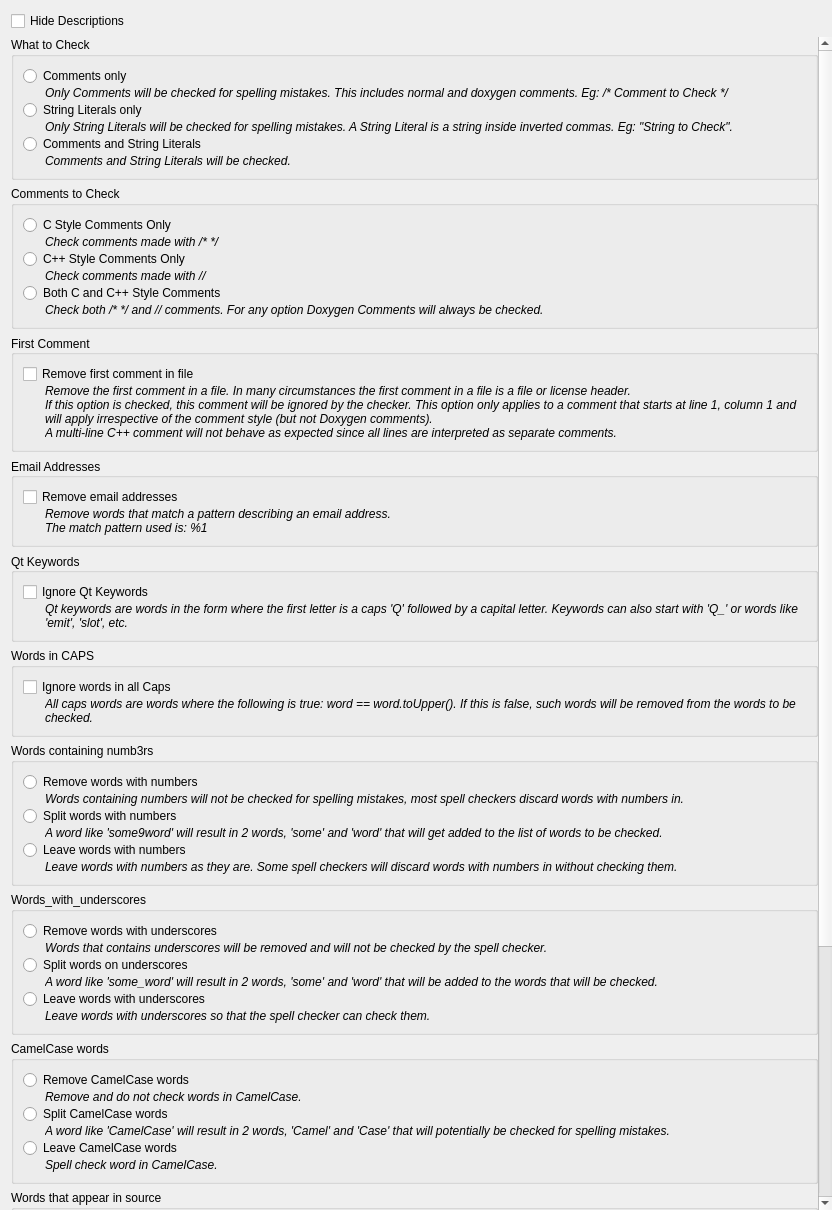
First picture: the form in src/Parsers/CppParser/cppparseroptionswidget.ui, repository CJCombrink/SpellChecker-Plugin, before the edit.
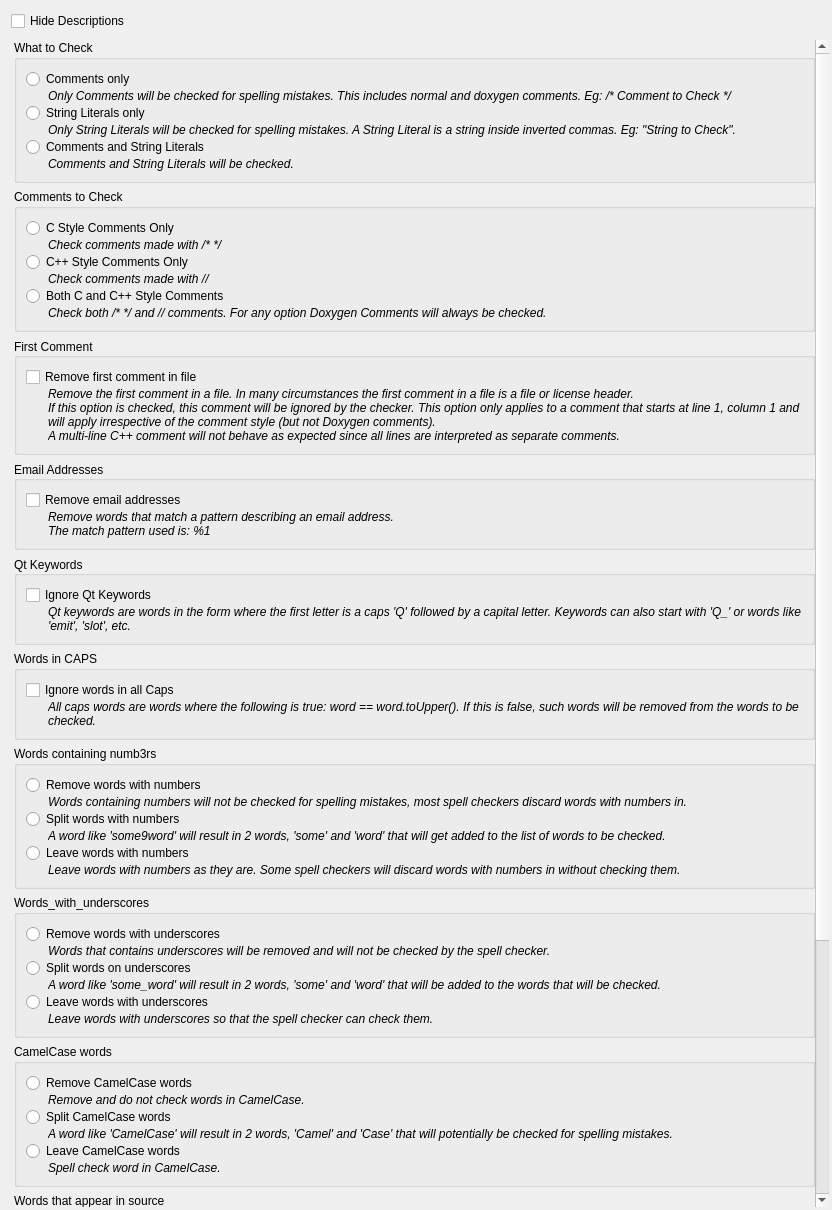
Second picture: the form after the edit.

Commit message:
Padding for the parser scroll area
Displays a bit better in dark themes

What changed in the file:
```diff
--- a/src/Parsers/CppParser/cppparseroptionswidget.ui
+++ b/src/Parsers/CppParser/cppparseroptionswidget.ui
@@ -50,6 +50,9 @@
        <verstretch>0</verstretch>
       </sizepolicy>
      </property>
+     <property name="styleSheet">
+      <string notr="true">QScrollArea { padding: 3px }</string>
+     </property>
      <property name="frameShape">
       <enum>QFrame::NoFrame</enum>
      </property>
@@ -64,8 +67,8 @@
        <rect>
         <x>0</x>
         <y>0</y>
-        <width>804</width>
-        <height>1286</height>
+        <width>801</width>
+        <height>1638</height>
        </rect>
       </property>
       <property name="sizePolicy">
```
